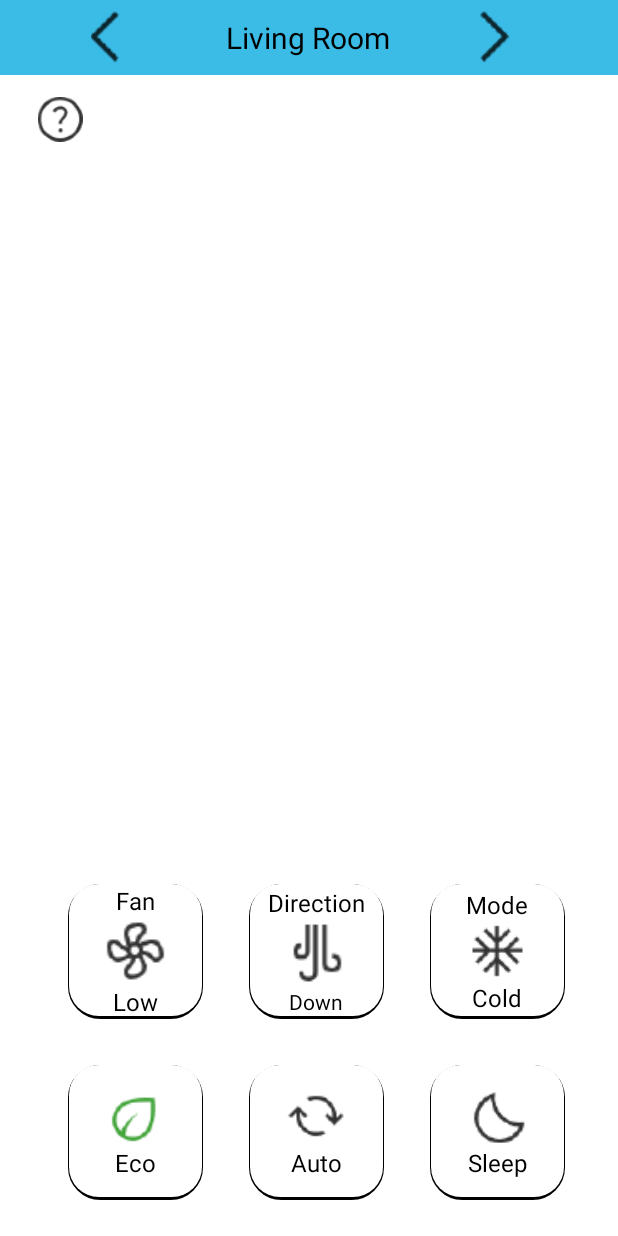
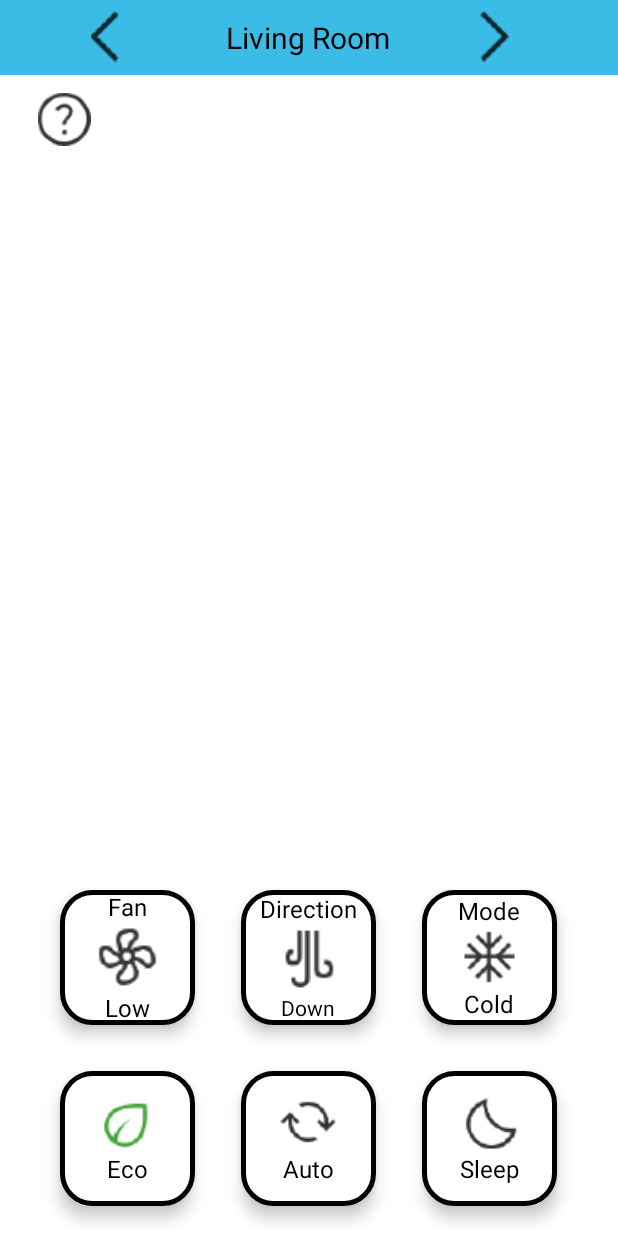
Before and after one commit to xristoulakhs/Air-Condidtion-Controller-android-app, an Android app: the screen it shows after launch (MainActivity), on a phone screen of 412 x 824 dp. Run offline under Robolectric (Android 15) with nearby library versions, the phone set to English and light mode, and no system bars; our stand-ins replace navigation-ui.

Commit message:
shadow on buttons

```diff
--- a/app/src/main/res/drawable/button.xml
+++ b/app/src/main/res/drawable/button.xml
@@ -1,25 +1,6 @@
 <?xml version="1.0" encoding="utf-8"?>
-<layer-list xmlns:android="http://schemas.android.com/apk/res/android">
-    <item >
-        <shape
-            android:shape="rectangle">
-            <corners  android:radius="20dp"/>
-            <solid android:color="@color/white"/>
-            <stroke android:width="5px" android:color="#000000" />
-        </shape>
-    </item>
-    <item android:right="1dp" android:left="1dp" android:bottom="2dp">
-        <shape
-            android:shape="rectangle">
-            <solid android:color="@android:color/white"/>
-            <corners android:radius="20dp"/>
-        </shape>
-    </item>
-</layer-list>
-
-    <!--<?xml version="1.0" encoding="utf-8"?>-->
-    <!--<shape xmlns:android="http://schemas.android.com/apk/res/android">-->
-    <!--    <corners  android:radius="20dp"/>-->
-    <!--    <solid android:color="@color/white"/>-->
-    <!--    <stroke android:width="5px" android:color="#000000" />-->
-    <!--</shape>-->
+<shape xmlns:android="http://schemas.android.com/apk/res/android">
+    <corners  android:radius="20dp"/>
+    <solid android:color="@color/white"/>
+    <stroke android:width="5px" android:color="#000000" />
+</shape>
--- a/app/src/main/res/layout/activity_main.xml
+++ b/app/src/main/res/layout/activity_main.xml
@@ -17,8 +17,8 @@
         tools:ignore="MissingConstraints">
 
         <ImageView
-            android:layout_width="30dp"
-            android:layout_height="30dp"
+            android:layout_width="35dp"
+            android:layout_height="35dp"
             android:layout_gravity="center"
             android:layout_marginStart="25dp"
             android:src="@drawable/ic_action_name" />
@@ -75,6 +75,7 @@
         android:layout_width="match_parent"
         android:layout_height="250dp"
         android:orientation="vertical"
+        android:gravity="center"
         app:layout_constraintBottom_toBottomOf="parent"
         app:layout_constraintEnd_toEndOf="parent"
         app:layout_constraintStart_toStartOf="parent"
@@ -83,8 +84,6 @@
         <LinearLayout
             android:layout_width="wrap_content"
             android:layout_height="wrap_content"
-            android:layout_marginStart="30dp"
-            android:layout_marginEnd="30dp"
             android:orientation="horizontal">
 
             <LinearLayout
@@ -95,7 +94,8 @@
                 android:background="@drawable/button"
                 android:gravity="center"
                 android:orientation="vertical"
-                android:textAllCaps="false">
+                android:textAllCaps="false"
+                android:elevation="6dp">
 
                 <TextView
                     android:layout_width="wrap_content"
@@ -127,7 +127,8 @@
                 android:background="@drawable/button"
                 android:textAllCaps="false"
                 android:orientation="vertical"
-                android:gravity="center">
+                android:gravity="center"
+                android:elevation="6dp">
 
                 <TextView
                     android:layout_width="wrap_content"
@@ -158,7 +159,8 @@
                 android:background="@drawable/button"
                 android:textAllCaps="false"
                 android:orientation="vertical"
-                android:gravity="center">
+                android:gravity="center"
+                android:elevation="6dp">
 
                 <TextView
                     android:layout_width="wrap_content"
@@ -187,8 +189,6 @@
         <LinearLayout
             android:layout_width="wrap_content"
             android:layout_height="wrap_content"
-            android:layout_marginStart="30dp"
-            android:layout_marginEnd="30dp"
             android:orientation="horizontal">
 
             <LinearLayout
@@ -199,7 +199,8 @@
                 android:background="@drawable/button"
                 android:textAllCaps="false"
                 android:orientation="vertical"
-                android:gravity="center">
+                android:gravity="center"
+                android:elevation="6dp">
 
                 <ImageView
                     android:layout_width="50dp"
@@ -223,7 +224,8 @@
                 android:background="@drawable/button"
                 android:textAllCaps="false"
                 android:orientation="vertical"
-                android:gravity="center">
+                android:gravity="center"
+                android:elevation="6dp">
 
                 <ImageView
                     android:layout_width="50dp"
@@ -247,7 +249,8 @@
                 android:background="@drawable/button"
                 android:textAllCaps="false"
                 android:orientation="vertical"
-                android:gravity="center">
+                android:gravity="center"
+                android:elevation="6dp">
 
                 <ImageView
                     android:layout_width="50dp"
```
